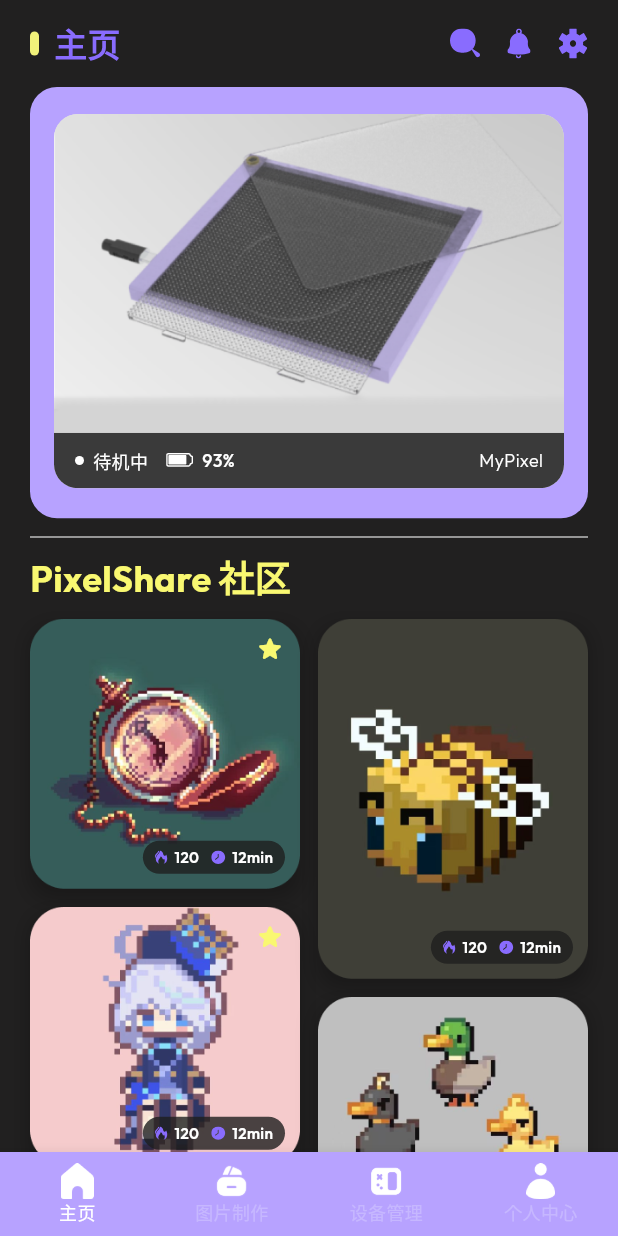
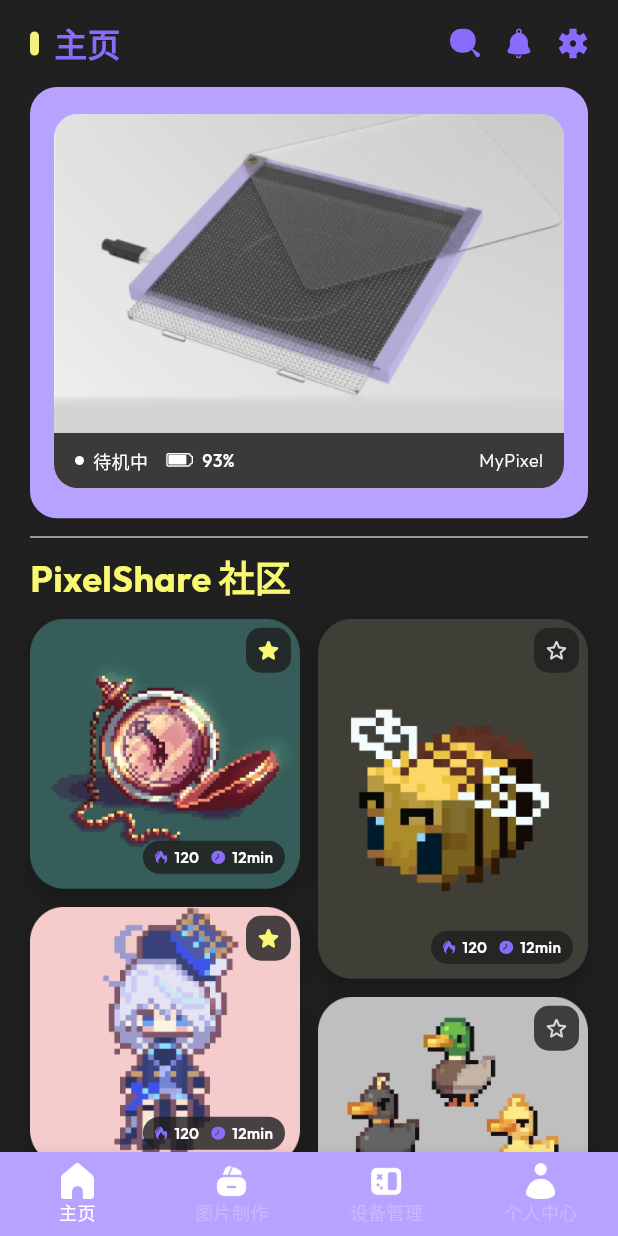
Before and after one commit to LANDRYCOLIN/pixelpad, a Flutter app: the MainShell screen opened by its route, on a phone screen of 412 x 824 dp. Run offline on Flutter 3.47's test engine with Material 3 defaults, Android fonts, the phone set to English and light mode, and no system bars; our stand-ins replace flutter_svg, image_picker, shared_preferences; missing offline and left inert: image_editor; accounts and stored records are empty.

Commit message:
feat(home): toggle community star locally
- keep local featured flags in HomeBody state
- make community star tappable with on/off icon

```diff
--- a/pixelpad/lib/features/home/presentation/screens/home_screen.dart
+++ b/pixelpad/lib/features/home/presentation/screens/home_screen.dart
@@ -108,7 +108,7 @@ class _HeaderIcon extends StatelessWidget {
   }
 }
 
-class _HomeBody extends StatelessWidget {
+class _HomeBody extends StatefulWidget {
   const _HomeBody({required this.animation});
 
   final Animation<double> animation;
@@ -123,6 +123,22 @@ class _HomeBody extends StatelessWidget {
     'assets/source/community-example7.png',
     'assets/source/community-example8.png',
   ];
+
+  @override
+  State<_HomeBody> createState() => _HomeBodyState();
+}
+
+class _HomeBodyState extends State<_HomeBody> {
+  late final List<bool> _featuredFlags;
+
+  @override
+  void initState() {
+    super.initState();
+    _featuredFlags = List<bool>.generate(
+      _HomeBody._communityImages.length,
+      (index) => index.isEven,
+    );
+  }
 
   @override
   Widget build(BuildContext context) {
@@ -158,7 +174,7 @@ class _HomeBody extends StatelessWidget {
         const SizedBox(height: 12),
         _RefreshFadeSection(
           index: 0,
-          animation: animation,
+          animation: widget.animation,
           child: LayoutBuilder(
             builder: (context, constraints) {
               const double spacing = 12;
@@ -167,21 +183,26 @@ class _HomeBody extends StatelessWidget {
               final List<Widget> rightColumn = [];
 
               for (int index = 0;
-                  index < _communityImages.length;
+                  index < _HomeBody._communityImages.length;
                   index += 1) {
                 final Widget card = _CommunityCard(
-                  image: _communityImages[index],
-                  featured: index.isEven,
+                  image: _HomeBody._communityImages[index],
+                  featured: _featuredFlags[index],
                   width: itemWidth,
+                  onToggleStar: () {
+                    setState(() {
+                      _featuredFlags[index] = !_featuredFlags[index];
+                    });
+                  },
                 );
                 if (index.isEven) {
                   leftColumn.add(card);
-                  if (index + 2 < _communityImages.length) {
+                  if (index + 2 < _HomeBody._communityImages.length) {
                     leftColumn.add(const SizedBox(height: spacing));
                   }
                 } else {
                   rightColumn.add(card);
-                  if (index + 2 < _communityImages.length) {
+                  if (index + 2 < _HomeBody._communityImages.length) {
                     rightColumn.add(const SizedBox(height: spacing));
                   }
                 }
@@ -373,11 +394,13 @@ class _CommunityCard extends StatelessWidget {
   final String image;
   final bool featured;
   final double width;
+  final VoidCallback onToggleStar;
 
   const _CommunityCard({
     required this.image,
     required this.featured,
     required this.width,
+    required this.onToggleStar,
   });
 
   @override
@@ -448,16 +471,31 @@ class _CommunityCard extends StatelessWidget {
                   ),
                 ),
               ),
-              if (featured)
-                const Positioned(
-                  right: 10,
-                  top: 10,
-                  child: Icon(
-                    Icons.star_rounded,
-                    color: Color(0xFFF9F871),
-                    size: 20,
+              Positioned(
+                  right: 6,
+                  top: 6,
+                  child: Material(
+                    color: Colors.transparent,
+                    child: InkWell(
+                      onTap: onToggleStar,
+                      borderRadius: BorderRadius.circular(10),
+                      child: Container(
+                      padding: const EdgeInsets.all(6),
+                      decoration: BoxDecoration(
+                        color: const Color(0xCC1E1E1E),
+                        borderRadius: BorderRadius.circular(10),
+                      ),
+                      child: Icon(
+                        featured ? Icons.star_rounded : Icons.star_border_rounded,
+                        color: featured
+                            ? const Color(0xFFF9F871)
+                            : const Color(0xFFDADADA),
+                        size: 18,
+                      ),
+                    ),
                   ),
                 ),
+              ),
             ],
           ),
         ),
```
